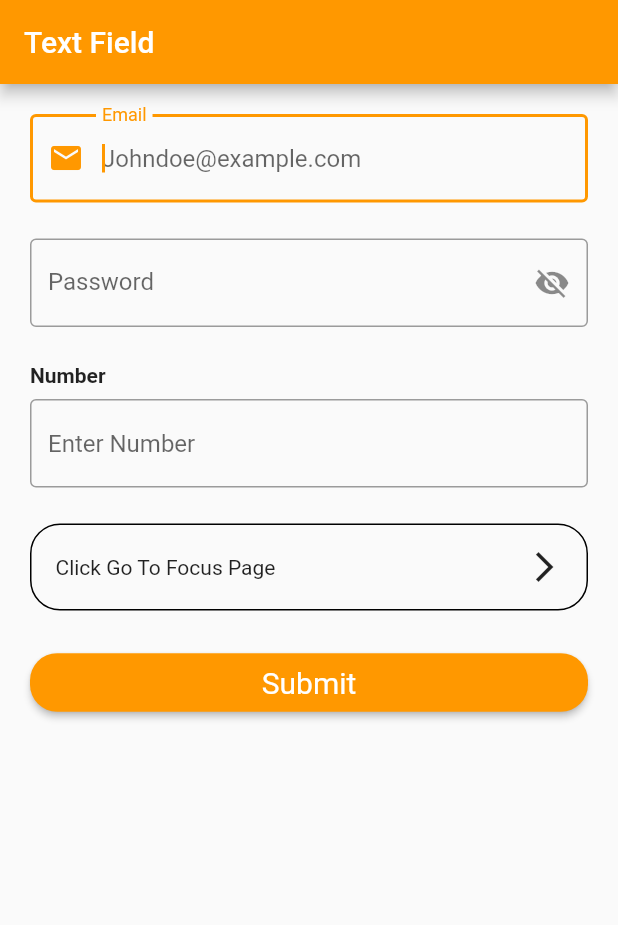
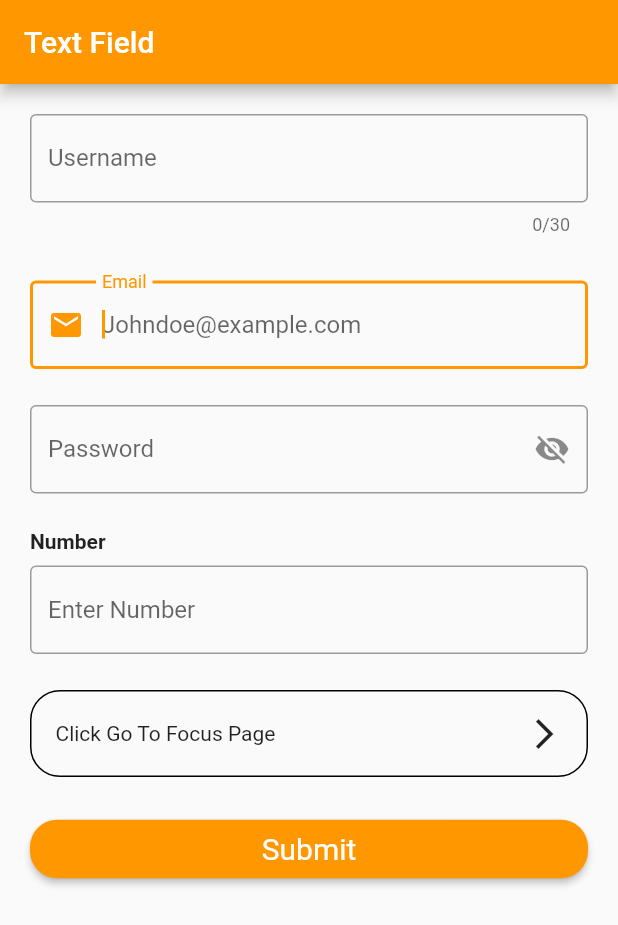
Before and after one commit to Miroj-chamling/Forms, a Flutter app: the screen it shows after launch, on a phone screen of 412 x 824 dp. Shown: the top 925 px of the screen. Run offline on Flutter 3.47's test engine with Material 2 defaults, Android fonts, the phone set to English and light mode, and no system bars.

```diff
--- a/lib/textfieldgeneral.dart
+++ b/lib/textfieldgeneral.dart
@@ -10,9 +10,11 @@ class TextFormGeneral extends StatefulWidget {
 }
 
 class _TextFormGeneralState extends State<TextFormGeneral> {
+  final formKey = GlobalKey<FormState>();
   final _emailController = TextEditingController();
   final _numberController = TextEditingController();
   String password = '';
+  String username = '';
   bool _isPasswordVisible = true;
 
   @override
@@ -38,9 +40,13 @@ class _TextFormGeneralState extends State<TextFormGeneral> {
         FocusScope.of(context).unfocus();
       },
       child: Center(
+        child: Form(
+          key: formKey,
           child: ListView(
             padding: EdgeInsets.all(20),
             children: [
+              buildUsername(),
+              SizedBox(height: 30),
               buildEmail(),
               SizedBox(height: 24),
               buildPassword(),
@@ -76,9 +82,19 @@ class _TextFormGeneralState extends State<TextFormGeneral> {
               const SizedBox(height: 24),
               ElevatedButton(
                 onPressed: () {
-                // print('Email:  ${_emailController.text}');
-                // print('Password: ${password}');
-                // print('Number:  ${_numberController.text}');
+                  final isValid = formKey.currentState!.validate();
+                  if (isValid) {
+                    formKey.currentState!.save();
+                    final message = 'Changes saved';
+                    final snackBar = SnackBar(
+                      content: Text(
+                        message,
+                        style: TextStyle(fontSize: 20),
+                      ),
+                      backgroundColor: Colors.green,
+                    );
+                    Scaffold.of(context).showSnackBar(snackBar);
+                  }
                 },
                 child: Text(
                   'Submit',
@@ -92,11 +108,12 @@ class _TextFormGeneralState extends State<TextFormGeneral> {
             ],
           ),
         ),
+      ),
     );
   }
 
-  TextField buildEmail() {
-    return TextField(
+  TextFormField buildEmail() {
+    return TextFormField(
       autofocus: true,
       controller: _emailController,
       decoration: InputDecoration(
@@ -118,9 +135,9 @@ class _TextFormGeneralState extends State<TextFormGeneral> {
     );
   }
 
-  TextField buildPassword() {
-    return TextField(
-      onChanged: (value) => setState(() => this.password = value),
+  TextFormField buildPassword() {
+    return TextFormField(
+      onSaved: (value) => setState(() => password = value!),
       //onSubmitted: (value)=> setState(() => this.password = value),
       decoration: InputDecoration(
         hintText: 'Password',
@@ -140,6 +157,40 @@ class _TextFormGeneralState extends State<TextFormGeneral> {
       ),
       obscureText: _isPasswordVisible,
       keyboardType: TextInputType.emailAddress,
+      textInputAction: TextInputAction.done,
+    );
+  }
+
+  TextFormField buildUsername() {
+    return TextFormField(
+      maxLength: 30,
+      validator: (value) {
+        if (value!.length < 4) {
+          return 'Enter at least 4 character';
+        } else {
+          return null;
+        }
+      },
+      onSaved: (value) => setState(() => username = value!),
+      //onSubmitted: (value)=> setState(() => this.password = value),
+      decoration: InputDecoration(
+        hintText: 'Username',
+        labelText: 'Username',
+        //errorText: 'Incorrect Password',
+        // suffixIcon: IconButton(
+        //   onPressed: () {
+        //     setState(() {
+        //       _isPasswordVisible = !_isPasswordVisible;
+        //     });
+        //   },
+        //   icon: _isPasswordVisible
+        //       ? Icon(Icons.visibility_off)
+        //       : Icon(Icons.visibility),
+        // ),
+        border: OutlineInputBorder(),
+      ),
+      //obscureText: _isPasswordVisible,
+      keyboardType: TextInputType.name,
       textInputAction: TextInputAction.done,
     );
   }
```
Also changed, not shown: flutter_01.png (added), flutter_02.png (added). Lines whose indentation alone changed are shown as unchanged.
